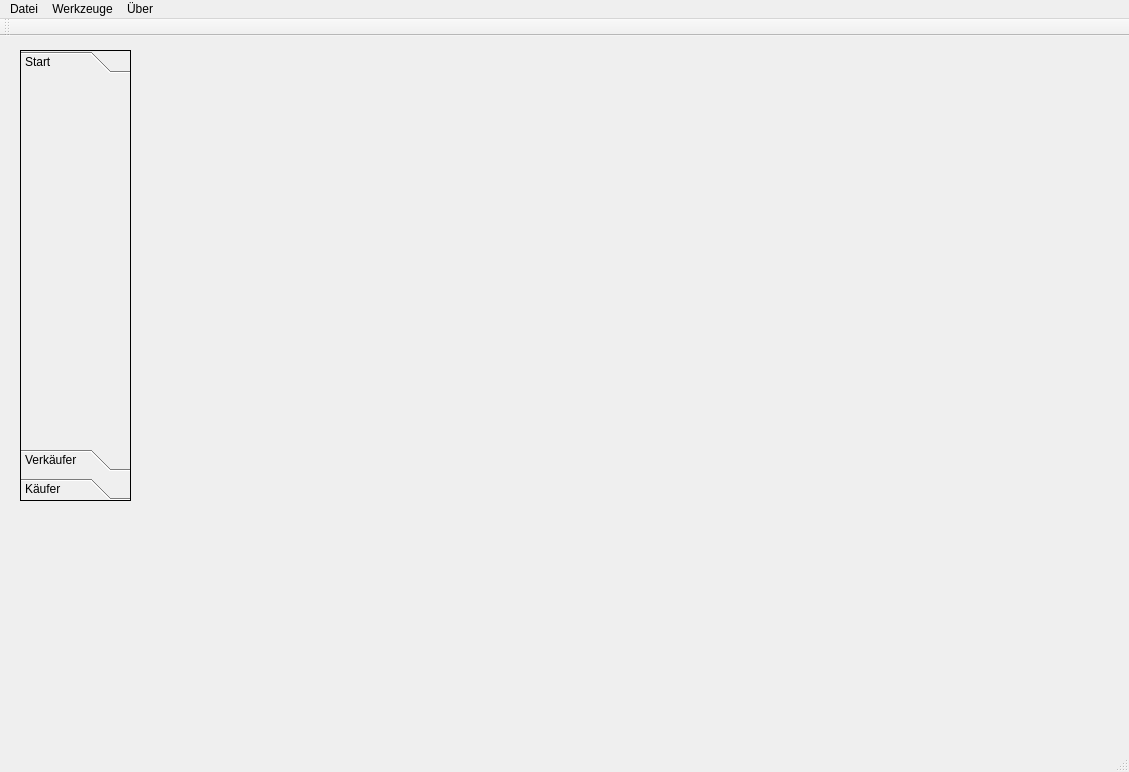
The window that iBasar/mainwindow.ui (hoihrig/iBasar) describes before a commit, drawn with Qt 5.
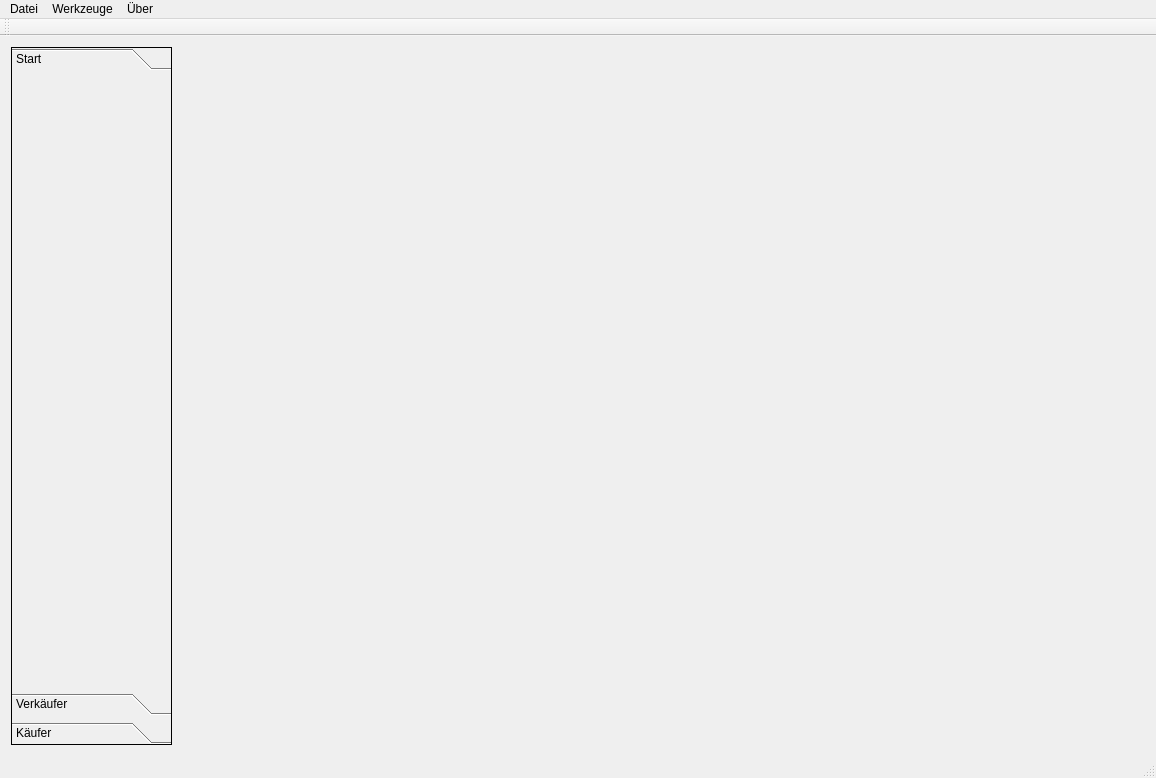
The same window after the commit.

Commit message: Added proper Scaling to ui

Patch:
```diff
--- a/iBasar/mainwindow.ui
+++ b/iBasar/mainwindow.ui
@@ -6,8 +6,8 @@
    <rect>
     <x>0</x>
     <y>0</y>
-    <width>1129</width>
-    <height>772</height>
+    <width>1156</width>
+    <height>778</height>
    </rect>
   </property>
   <property name="sizePolicy">
@@ -20,24 +20,29 @@
    <string>iBazar</string>
   </property>
   <widget class="QWidget" name="centralWidget">
+   <property name="enabled">
+    <bool>true</bool>
+   </property>
    <property name="sizePolicy">
     <sizepolicy hsizetype="Expanding" vsizetype="Expanding">
      <horstretch>0</horstretch>
      <verstretch>0</verstretch>
     </sizepolicy>
    </property>
+   <property name="minimumSize">
+    <size>
+     <width>1156</width>
+     <height>713</height>
+    </size>
+   </property>
    <property name="autoFillBackground">
     <bool>true</bool>
    </property>
+   <layout class="QHBoxLayout" name="horizontalLayout_2">
+    <item>
+     <layout class="QHBoxLayout" name="horizontalLayout" stretch="1,6">
+      <item>
    <widget class="QToolBox" name="toolBox">
-    <property name="geometry">
-     <rect>
-      <x>20</x>
-      <y>14</y>
-      <width>111</width>
-      <height>451</height>
-     </rect>
-    </property>
     <property name="frameShape">
      <enum>QFrame::Box</enum>
     </property>
@@ -52,8 +57,8 @@
       <rect>
        <x>0</x>
        <y>0</y>
-       <width>109</width>
-       <height>356</height>
+           <width>159</width>
+           <height>594</height>
       </rect>
      </property>
      <attribute name="label">
@@ -87,15 +92,9 @@
      </attribute>
     </widget>
    </widget>
+      </item>
+      <item>
    <widget class="QFrame" name="frame">
-    <property name="geometry">
-     <rect>
-      <x>150</x>
-      <y>10</y>
-      <width>951</width>
-      <height>681</height>
-     </rect>
-    </property>
     <property name="sizePolicy">
      <sizepolicy hsizetype="Expanding" vsizetype="Expanding">
       <horstretch>0</horstretch>
@@ -114,15 +113,9 @@
     <property name="lineWidth">
      <number>0</number>
     </property>
+        <layout class="QHBoxLayout" name="horizontalLayout_3">
+         <item>
     <widget class="QStackedWidget" name="stackedWidget">
-     <property name="geometry">
-      <rect>
-       <x>9</x>
-       <y>10</y>
-       <width>941</width>
-       <height>661</height>
-      </rect>
-     </property>
      <property name="sizePolicy">
       <sizepolicy hsizetype="Expanding" vsizetype="Expanding">
        <horstretch>1</horstretch>
@@ -142,14 +135,20 @@
       <number>-1</number>
      </property>
     </widget>
-   </widget>
+         </item>
+        </layout>
+       </widget>
+      </item>
+     </layout>
+    </item>
+   </layout>
   </widget>
   <widget class="QMenuBar" name="menuBar">
    <property name="geometry">
     <rect>
      <x>0</x>
      <y>0</y>
-     <width>1129</width>
+     <width>1156</width>
      <height>26</height>
     </rect>
    </property>
```
Left out of the diff: 8 changed lines with no effect on the pictures. Lines whose indentation alone changed are shown as unchanged. The commit also changes 4 other files.
